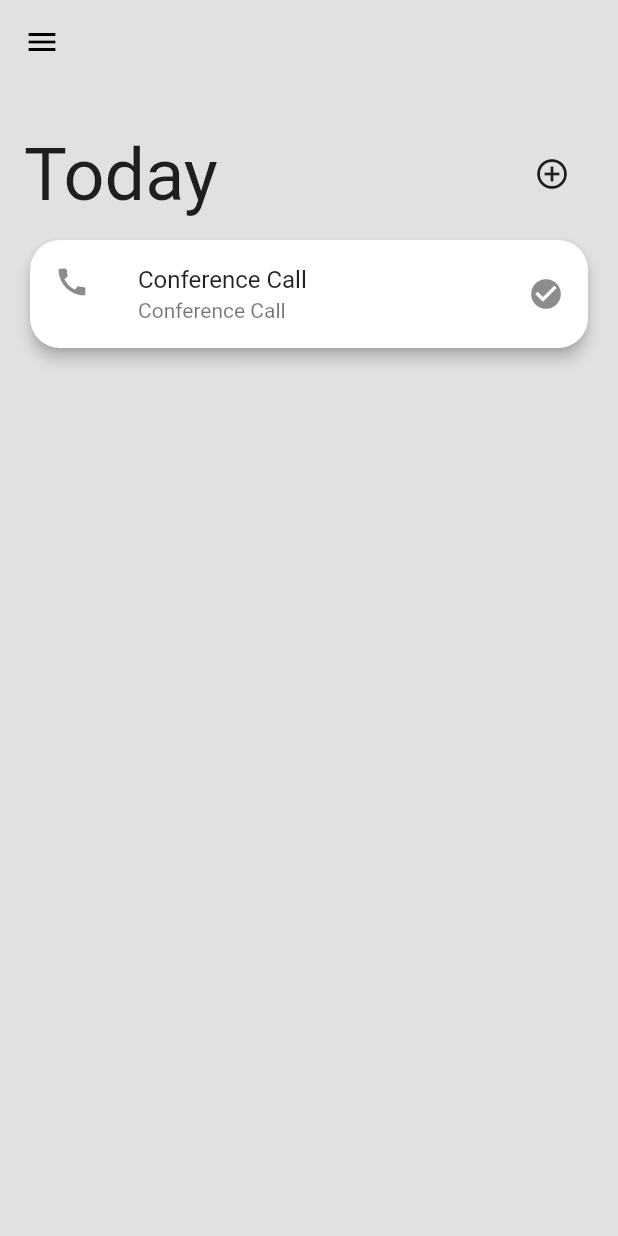
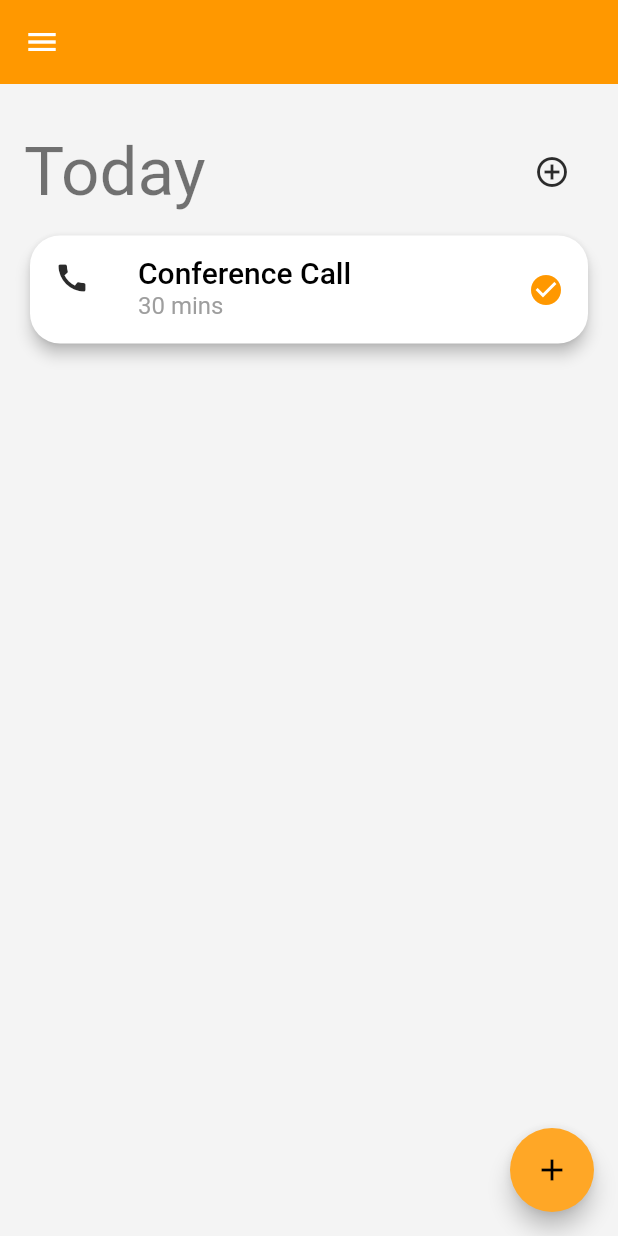
Before and after one commit to idlevandal/flutter_themes, a Flutter app: the screen it shows after launch, on a phone screen of 412 x 824 dp. Run offline on Flutter 3.47's test engine with Material 2 defaults, Android fonts, the phone set to English and light mode, and no system bars.

Commit message:
updating themes

```diff
--- a/lib/app_theme.dart
+++ b/lib/app_theme.dart
@@ -4,19 +4,23 @@ class AppTheme {
 
   AppTheme._();
 
-  static Color _iconColor = Colors.redAccent.shade200;
+  static Color _iconColor = Color(0XFF2B2B2B);
 
-  static const Color _lightPrimaryColor = Colors.white;
-  static const Color _lightPrimaryVariantColor = Color(0XFFE1E1E1);
-  static const Color _lightSecondaryColor = Colors.green;
+  static const Color _lightPrimaryColor = Color(0XFFFF9800);
+  static const Color _lightPrimaryVariantColor = Color(0XFFFFA726);
+  static const Color _lightSecondaryColor = Color(0XFFF4F4F4);
   static const Color _lightOnPrimaryColor = Colors.black;
 
+  static const Color _darkPrimaryColor = Colors.black;
+  static const Color _darkSecondaryColor = Colors.white;
+  static const Color _darkOnPrimaryColor = Colors.white;
+
   static final ThemeData lightTheme = ThemeData(
-    scaffoldBackgroundColor: _lightPrimaryVariantColor,
+    scaffoldBackgroundColor: _lightSecondaryColor,
     appBarTheme: AppBarTheme(
-      color: _lightPrimaryVariantColor,
+      color: _lightPrimaryColor,
       iconTheme: IconThemeData(
-        color: _lightOnPrimaryColor
+        color: Colors.white
       )
     ),
     colorScheme: ColorScheme.light(
@@ -24,7 +28,58 @@ class AppTheme {
       primaryVariant: _lightPrimaryVariantColor,
       secondary: _lightSecondaryColor,
       onPrimary: _lightOnPrimaryColor,
+    ),
+    iconTheme: IconThemeData(
+      color: _iconColor,
+    ),
+    textTheme: _lightTextTheme,
+    floatingActionButtonTheme: FloatingActionButtonThemeData(
+      backgroundColor: _lightPrimaryVariantColor,
     )
   );
 
+  static final TextTheme _lightTextTheme = TextTheme(
+    headline2: _lightScreenHeadingTextStyle,
+    bodyText1: _lightScreenTaskNameTextStyle,
+    bodyText2: _lightTaskDurationTextStyle, // listTile subtitle uses bodyText2
+  );
+
+  static final TextStyle _lightScreenHeadingTextStyle = TextStyle(fontSize: 48.0, color: _lightOnPrimaryColor);
+  static final TextStyle _lightScreenTaskNameTextStyle = TextStyle(fontSize: 20.0, color: _lightOnPrimaryColor);
+  static final TextStyle _lightTaskDurationTextStyle = TextStyle(fontSize: 16.0, color: Colors.grey);
+
+  // dark theme
+  static final ThemeData darkTheme = ThemeData(
+      scaffoldBackgroundColor: _darkSecondaryColor,
+      appBarTheme: AppBarTheme(
+          color: _darkPrimaryColor,
+          iconTheme: IconThemeData(
+              color: Colors.white
+          )
+      ),
+      colorScheme: ColorScheme.dark(
+        primary: _darkPrimaryColor,
+        primaryVariant: _darkPrimaryColor,
+        secondary: _darkSecondaryColor,
+        onPrimary: _darkOnPrimaryColor,
+      ),
+      iconTheme: IconThemeData(
+        color: _iconColor,
+      ),
+      textTheme: _darkTextTheme,
+      floatingActionButtonTheme: FloatingActionButtonThemeData(
+        backgroundColor: _darkPrimaryColor,
+      )
+  );
+
+  static final TextTheme _darkTextTheme = TextTheme(
+    headline2: _darkScreenHeadingTextStyle,
+    bodyText1: _darkScreenTaskNameTextStyle,
+    bodyText2: _darkTaskDurationTextStyle, // listTile subtitle uses bodyText2
+  );
+
+  static final TextStyle _darkScreenHeadingTextStyle = TextStyle(fontSize: 48.0, color: _darkOnPrimaryColor);
+  static final TextStyle _darkScreenTaskNameTextStyle = TextStyle(fontSize: 20.0, color: _darkOnPrimaryColor);
+  static final TextStyle _darkTaskDurationTextStyle = TextStyle(fontSize: 16.0, color: Colors.grey);
+
 }
--- a/lib/main.dart
+++ b/lib/main.dart
@@ -35,10 +35,10 @@ class TaskPage extends StatelessWidget {
               mainAxisAlignment: MainAxisAlignment.spaceBetween,
               children: [
                 Text(
-                    'Today',
-                  style: TextStyle(fontSize: 48.0),
+                  'Today',
+                  style: Theme.of(context).textTheme.headline3,
                 ),
-                Icon(Icons.add_circle_outline)
+                Icon(Icons.add_circle_outline),
               ],
             ),
           ),
@@ -49,15 +49,21 @@ class TaskPage extends StatelessWidget {
               shape: RoundedRectangleBorder(borderRadius: BorderRadius.circular(20.0)),
               margin: EdgeInsets.symmetric(horizontal: 20.0),
               child: ListTile(
-                leading: Icon(Icons.call),
-                title: Text('Conference Call'),
-                subtitle: Text('Conference Call'),
-                trailing: Icon(Icons.check_circle),
+                leading: Icon(Icons.call, color: Theme.of(context).iconTheme.color),
+                title: Text('Conference Call', style: Theme.of(context).textTheme.bodyText1,),
+                subtitle: Text('30 mins', style: Theme.of(context).textTheme.bodyText2,),
+                trailing: Icon(Icons.check_circle, color: Theme.of(context).colorScheme.primary),
               ),
             ),
           )
         ],
       ),
+      floatingActionButton: FloatingActionButton(
+        onPressed: () {
+          print('Button pushed..');
+        },
+        child: Icon(Icons.add),
+      ),
     );
   }
 }
```
Also changed, not shown: lib/theme.dart (added, +56 -0 lines), 1 other file.
